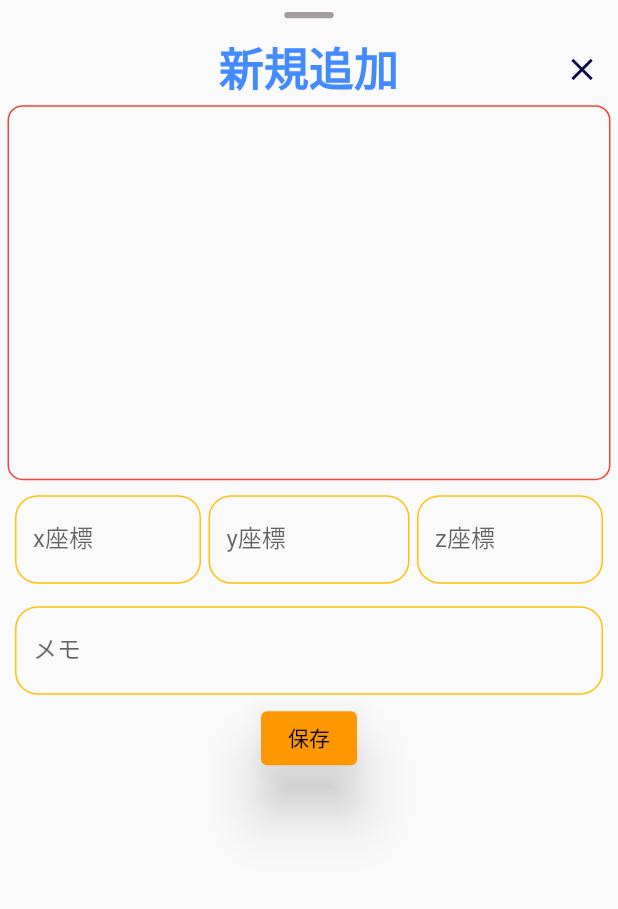
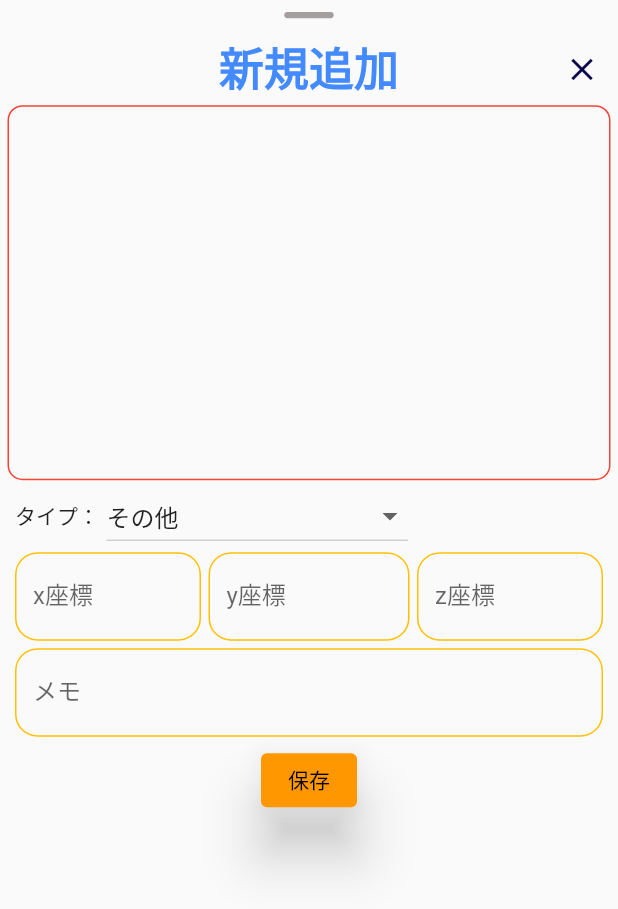
Before and after one commit to poronori/sandbox_manager, a Flutter app: the AddDataPage widget shown alone on an empty page, opened directly, on a phone screen of 412 x 824 dp. Shown: the top 909 px of the screen. Run offline on Flutter 3.47's test engine with Material 2 defaults, Android fonts, the phone set to English and light mode, and no system bars; our stand-ins replace flutter_map, latlong2, scrollable_positioned_list, sqflite; accounts and stored records are empty.

Commit message:
マップ表示とアイコン表示

```diff
--- a/lib/model/data_model.dart
+++ b/lib/model/data_model.dart
@@ -1,3 +1,5 @@
+import 'package:flutter/material.dart';
+
 class DataModel {
   final int? id;
   String xAxis;
@@ -5,6 +7,7 @@ class DataModel {
   String zAxis;
   String? memo = '';
   String? image = '';
+  String? type;
 
   DataModel({
     this.id,
@@ -13,6 +16,7 @@ class DataModel {
     required this.zAxis,
     this.memo,
     this.image,
+    this.type,
   });
 
 
@@ -23,6 +27,22 @@ class DataModel {
       'zAxis': zAxis,
       'memo': memo,
       'image': image,
+      'type': type,
     };
   }
 }
+
+enum TypeList {
+  home('拠点', Icon(Icons.house, color: Colors.redAccent, size: 50)),
+  homeSub('サブ拠点', Icon(Icons.home, color:Colors.blueAccent, size: 30)),
+  village('村', Icon(Icons.holiday_village, color:Colors.brown, size: 30)),
+  building('建造物', Icon(Icons.question_mark, color:Colors.greenAccent, size: 30)),
+  cave('洞窟', Icon(Icons.trip_origin, color:Colors.amber, size: 30)),
+  biome('バイオーム', Icon(Icons.area_chart, color:Colors.pinkAccent, size: 30)),
+  others('その他', Icon(Icons.location_pin, size: 30)),
+  ;
+
+  const TypeList(this.name, this.icon);
+  final String name;
+  final Icon icon;
+}
--- a/lib/model/database_manager.dart
+++ b/lib/model/database_manager.dart
@@ -12,7 +12,7 @@ class DatabaseManager {
       onCreate: (db, version) {
         return db.execute(
           // テーブル作成
-          "CREATE TABLE sandbox(id INTEGER PRIMARY KEY AUTOINCREMENT, xAxis TEXT, yAxis TEXT, zAxis TEXT, memo TEXT, image TEXT)",
+          "CREATE TABLE sandbox(id INTEGER PRIMARY KEY AUTOINCREMENT, xAxis TEXT, yAxis TEXT, zAxis TEXT, memo TEXT, image TEXT, type TEXT)",
         );
       },
       version: 1,
@@ -43,6 +43,7 @@ class DatabaseManager {
         zAxis: maps[i]['zAxis'],
         memo: maps[i]['memo'],
         image: maps[i]['image'],
+        type: maps[i]['type'],
       );
     });
     // 新しい順に表示するために逆順にする
--- a/lib/view/add_data_page.dart
+++ b/lib/view/add_data_page.dart
@@ -23,6 +23,7 @@ class _AddDataPageState extends State<AddDataPage> {
   String zAxis = '';
   String memo = '';
   String image = '';
+  String type = TypeList.others.name;
 
   final _formKey = GlobalKey<FormState>();
   final _scrollController = ScrollController();
@@ -130,13 +131,42 @@ class _AddDataPageState extends State<AddDataPage> {
                               borderRadius: BorderRadius.circular(10),
                             ),
                           ),
+                          // タイプの選択
+                          Row(
+                            mainAxisAlignment: MainAxisAlignment.start,
+                            children: [
+                              Flexible(
+                                child: Container(
+                                  margin: const EdgeInsets.all(5),
+                                  child: const Text('タイプ：'),
+                                ),
+                              ),
+                              Flexible(
+                                child: DropdownButton(
+                                  items: TypeList.values.map((TypeList type) {
+                                    return DropdownMenuItem(
+                                      value: type.name,
+                                      child: Text(type.name),
+                                    );
+                                  }).toList(),
+                                  value: type,
+                                  onChanged:(value) {
+                                    setState(() {
+                                      type = value!;
+                                    });
+                                  },
+                                  isExpanded: true,
+                                ),
+                              ),
+                            ]
+                          ),
                           Row(
                             mainAxisAlignment: MainAxisAlignment.spaceEvenly,
                             children: [
                               Flexible(
                                 child: Container(
                                   margin:
-                                      const EdgeInsets.fromLTRB(5, 10, 5, 10),
+                                      const EdgeInsets.fromLTRB(5, 0, 5, 0),
                                   child: TextFormField(
                                       keyboardType: TextInputType.number,
                                       inputFormatters: [
@@ -200,7 +230,7 @@ class _AddDataPageState extends State<AddDataPage> {
                               Flexible(
                                 child: Container(
                                   margin:
-                                      const EdgeInsets.fromLTRB(5, 10, 5, 10),
+                                      const EdgeInsets.fromLTRB(5, 0, 5, 0),
                                   child: TextFormField(
                                       keyboardType: TextInputType.number,
                                       inputFormatters: [
@@ -256,6 +286,7 @@ class _AddDataPageState extends State<AddDataPage> {
                                   memo = value!;
                                 }),
                           ),
+
                           // 追加ボタン
                           ElevatedButton(
                             style: ElevatedButton.styleFrom(
@@ -286,6 +317,8 @@ class _AddDataPageState extends State<AddDataPage> {
         yAxis: yAxis,
         zAxis: zAxis,
         memo: memo,
+        image: '',
+        type: type,
       );
       DataListProvider provider = context.read<DataListProvider>();
       provider.addDataList(data);
```
Also changed, not shown: lib/view/data_list_page.dart (+21 -2 lines), lib/view/map_page.dart (+83 -30 lines).
